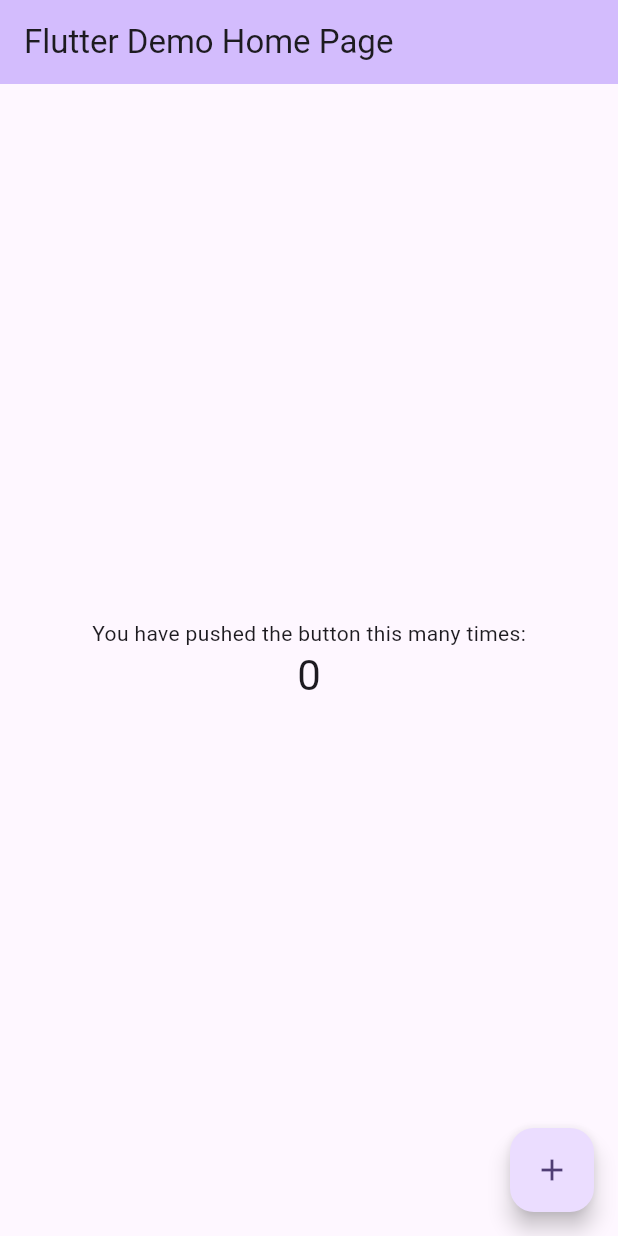
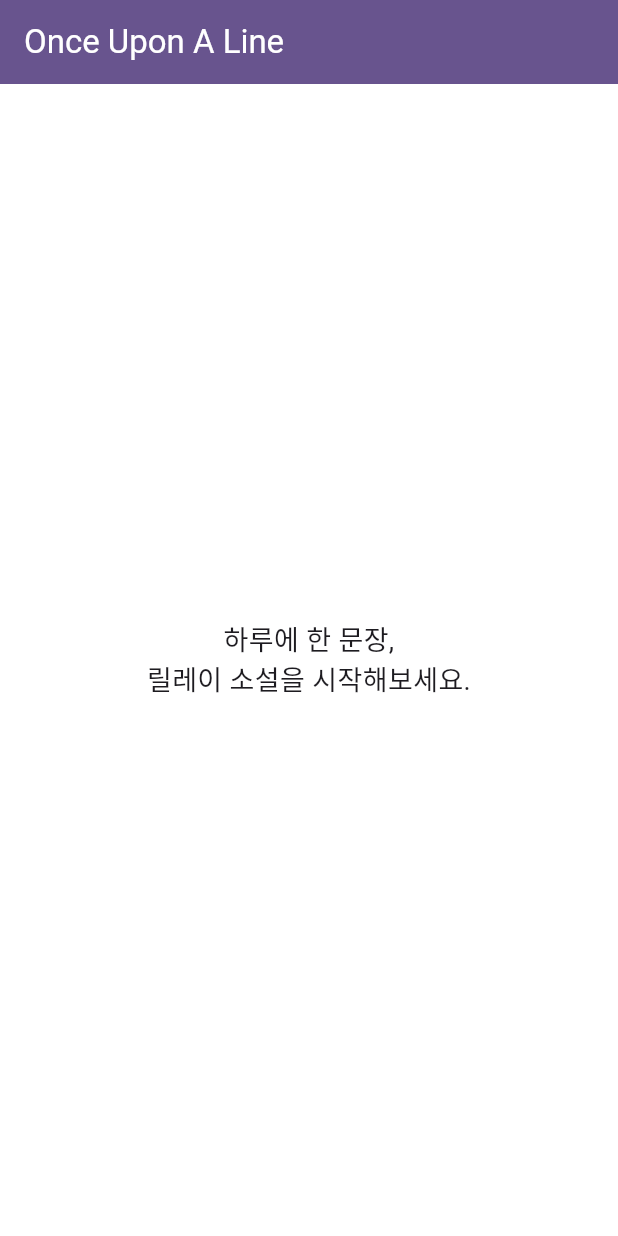
Before and after one commit to devsoob/once-upon-a-line, a Flutter app: the screen it shows after launch, on a phone screen of 412 x 824 dp. Run offline on Flutter 3.47's test engine with Material 3 defaults, Android fonts, the phone set to English and light mode, and no system bars; Roboto replaces fonts that are missing (Pretendard).

Commit message:
Chore: 라이브러리 폰트 추가

```diff
--- /dev/null
+++ b/lib/lib.dart
@@ -0,0 +1,3 @@
+export 'app/app.dart';
+export 'core/core.dart';
+export 'features/features.dart';
--- a/lib/main.dart
+++ b/lib/main.dart
@@ -1,122 +1,63 @@
+import 'dart:io';
+
 import 'package:flutter/material.dart';
+import 'package:flutter/services.dart';
 
 void main() {
-  runApp(const MyApp());
+  runApp(const OnceUponALineApp());
 }
 
-class MyApp extends StatelessWidget {
-  const MyApp({super.key});
+class OnceUponALineApp extends StatelessWidget {
+  const OnceUponALineApp({super.key});
 
-  // This widget is the root of your application.
   @override
   Widget build(BuildContext context) {
+    // 시스템 UI 스타일 지정
+    SystemChrome.setSystemUIOverlayStyle(
+      SystemUiOverlayStyle(
+        statusBarColor: Colors.white,
+        statusBarIconBrightness:
+            Platform.isAndroid ? Brightness.dark : Brightness.light,
+        statusBarBrightness:
+            Platform.isAndroid ? Brightness.dark : Brightness.light,
+        systemNavigationBarColor: Colors.white,
+        systemNavigationBarDividerColor: Colors.white,
+        systemNavigationBarIconBrightness: Brightness.dark,
+      ),
+    );
+
     return MaterialApp(
-      title: 'Flutter Demo',
+      debugShowCheckedModeBanner: false,
+      title: 'Once Upon A Line',
       theme: ThemeData(
-        // This is the theme of your application.
-        //
-        // TRY THIS: Try running your application with "flutter run". You'll see
-        // the application has a purple toolbar. Then, without quitting the app,
-        // try changing the seedColor in the colorScheme below to Colors.green
-        // and then invoke "hot reload" (save your changes or press the "hot
-        // reload" button in a Flutter-supported IDE, or press "r" if you used
-        // the command line to start the app).
-        //
-        // Notice that the counter didn't reset back to zero; the application
-        // state is not lost during the reload. To reset the state, use hot
-        // restart instead.
-        //
-        // This works for code too, not just values: Most code changes can be
-        // tested with just a hot reload.
+        scaffoldBackgroundColor: Colors.white,
+        fontFamily: 'Pretendard',
         colorScheme: ColorScheme.fromSeed(seedColor: Colors.deepPurple),
+        useMaterial3: true,
       ),
-      home: const MyHomePage(title: 'Flutter Demo Home Page'),
+      home: const HomePage(),
     );
   }
 }
 
-class MyHomePage extends StatefulWidget {
-  const MyHomePage({super.key, required this.title});
-
-  // This widget is the home page of your application. It is stateful, meaning
-  // that it has a State object (defined below) that contains fields that affect
-  // how it looks.
-
-  // This class is the configuration for the state. It holds the values (in this
-  // case the title) provided by the parent (in this case the App widget) and
-  // used by the build method of the State. Fields in a Widget subclass are
-  // always marked "final".
-
-  final String title;
-
-  @override
-  State<MyHomePage> createState() => _MyHomePageState();
-}
-
-class _MyHomePageState extends State<MyHomePage> {
-  int _counter = 0;
-
-  void _incrementCounter() {
-    setState(() {
-      // This call to setState tells the Flutter framework that something has
-      // changed in this State, which causes it to rerun the build method below
-      // so that the display can reflect the updated values. If we changed
-      // _counter without calling setState(), then the build method would not be
-      // called again, and so nothing would appear to happen.
-      _counter++;
-    });
-  }
+class HomePage extends StatelessWidget {
+  const HomePage({super.key});
 
   @override
   Widget build(BuildContext context) {
-    // This method is rerun every time setState is called, for instance as done
-    // by the _incrementCounter method above.
-    //
-    // The Flutter framework has been optimized to make rerunning build methods
-    // fast, so that you can just rebuild anything that needs updating rather
-    // than having to individually change instances of widgets.
     return Scaffold(
       appBar: AppBar(
-        // TRY THIS: Try changing the color here to a specific color (to
-        // Colors.amber, perhaps?) and trigger a hot reload to see the AppBar
-        // change color while the other colors stay the same.
-        backgroundColor: Theme.of(context).colorScheme.inversePrimary,
-        // Here we take the value from the MyHomePage object that was created by
-        // the App.build method, and use it to set our appbar title.
-        title: Text(widget.title),
+        title: const Text('Once Upon A Line'),
+        backgroundColor: Theme.of(context).colorScheme.primary,
+        foregroundColor: Colors.white,
       ),
-      body: Center(
-        // Center is a layout widget. It takes a single child and positions it
-        // in the middle of the parent.
-        child: Column(
-          // Column is also a layout widget. It takes a list of children and
-          // arranges them vertically. By default, it sizes itself to fit its
-          // children horizontally, and tries to be as tall as its parent.
-          //
-          // Column has various properties to control how it sizes itself and
-          // how it positions its children. Here we use mainAxisAlignment to
-          // center the children vertically; the main axis here is the vertical
-          // axis because Columns are vertical (the cross axis would be
-          // horizontal).
-          //
-          // TRY THIS: Invoke "debug painting" (choose the "Toggle Debug Paint"
-          // action in the IDE, or press "p" in the console), to see the
-          // wireframe for each widget.
-          mainAxisAlignment: MainAxisAlignment.center,
-          children: <Widget>[
-            const Text('You have pushed the button this many times:'),
-            Text(
-              '$_counter',
-              style: Theme.of(context).textTheme.headlineMedium,
-            ),
-          ],
+      body: const Center(
+        child: Text(
+          '하루에 한 문장,\n릴레이 소설을 시작해보세요.',
+          textAlign: TextAlign.center,
+          style: TextStyle(fontSize: 18),
         ),
       ),
-      floatingActionButton: FloatingActionButton(
-        onPressed: _incrementCounter,
-        tooltip: 'Increment',
-        child: const Icon(Icons.add),
-      ), // This trailing comma makes auto-formatting nicer for build methods.
     );
   }
 }
```
Also changed, not shown: pubspec.yaml (+33 -67 lines), lib/app/app.dart (added), lib/core/core.dart (added), lib/features/features.dart (added), pubspec.lock, 10 other files.
